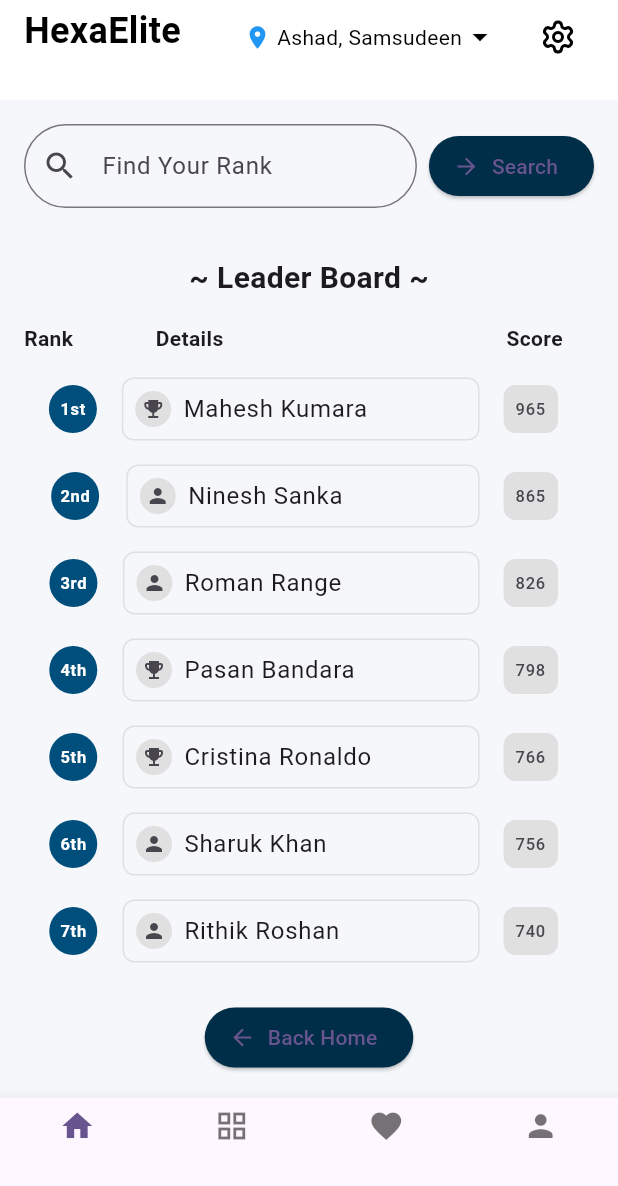
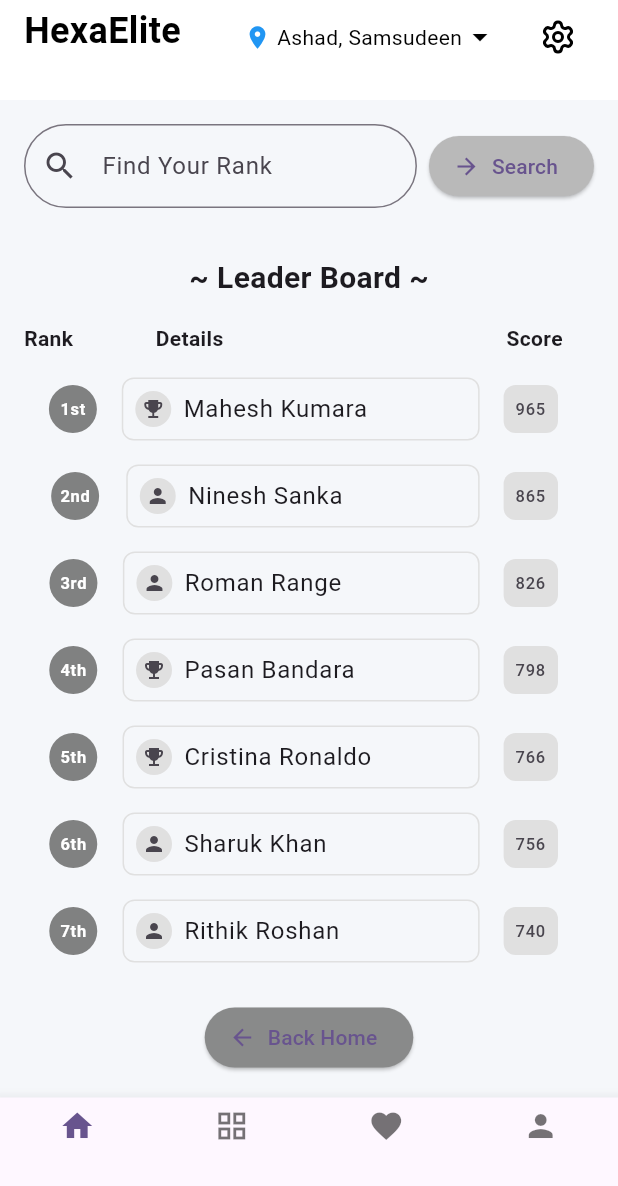
Before and after one commit to ShenaliMendis/AI-Tutor, a Flutter app: the LeaderboardScreen screen opened directly, on a phone screen of 412 x 824 dp, the part 50-1236 px from its top. Run offline on Flutter 3.47's test engine with Material 3 defaults, Android fonts, the phone set to English and light mode, and no system bars; our stand-ins replace lucide_icons.

Commit message:
Edit codes

```diff
--- a/ai_tutor/lib/features/leaderboard/leaderboard.dart
+++ b/ai_tutor/lib/features/leaderboard/leaderboard.dart
@@ -102,7 +102,7 @@ class _LeaderboardScreenState extends State<LeaderboardScreen> {
                   label: Text('Search'),
                   icon: Icon(Icons.arrow_forward),
                   style: ElevatedButton.styleFrom(
-                    backgroundColor: Color(0xFF002E48),
+                    backgroundColor: Color.fromARGB(255, 185, 185, 185),
                   ),
                 ),
               ],
@@ -178,7 +178,7 @@ class _LeaderboardScreenState extends State<LeaderboardScreen> {
                       padding: EdgeInsets.all(8.0),
                       decoration: BoxDecoration(
                         shape: BoxShape.circle,
-                        color: Color(0xFF004E7C),
+                        color: Color.fromARGB(255, 128, 129, 129),
                       ),
                       child: Text(
                         '${item['rank']}${getRankSuffix(item['rank'])}',
@@ -242,7 +242,7 @@ class _LeaderboardScreenState extends State<LeaderboardScreen> {
                 },
                 label: Text('Back Home'),
                 style: ElevatedButton.styleFrom(
-                  backgroundColor: Color(0xFF002E48),
+                  backgroundColor: Color.fromARGB(255, 137, 138, 138),
                 ),
               ),
             ),
```
